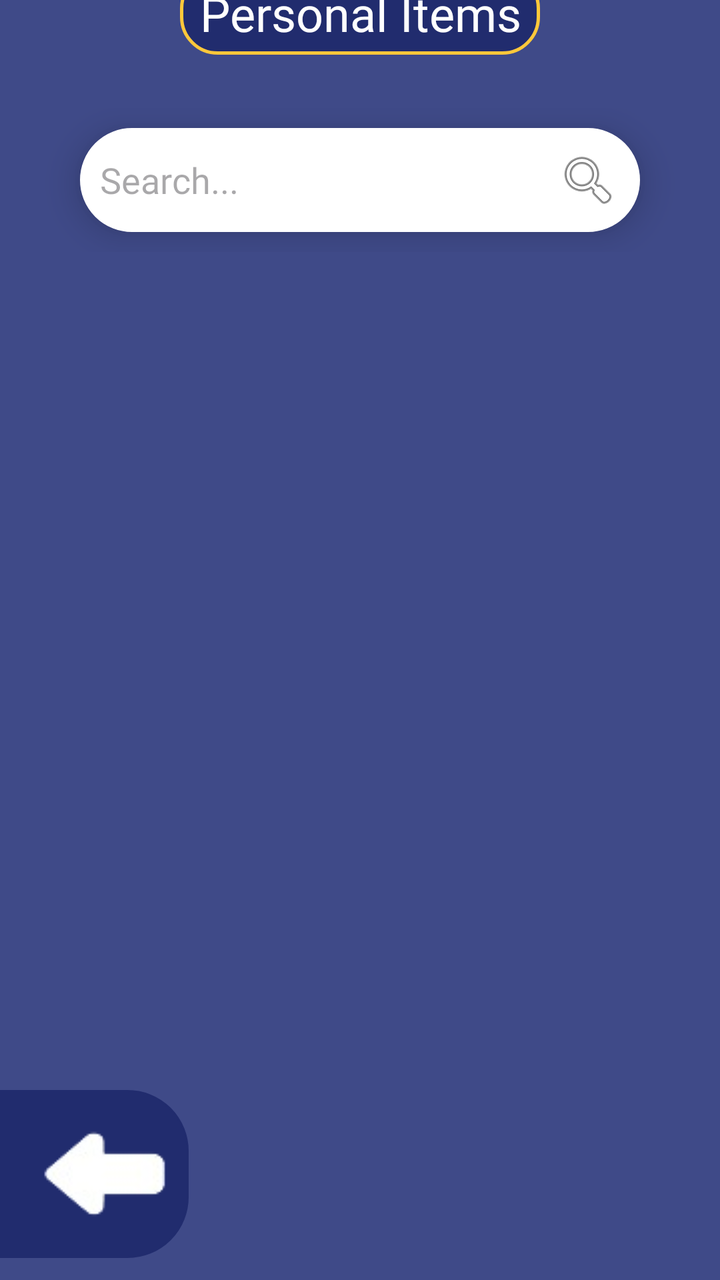
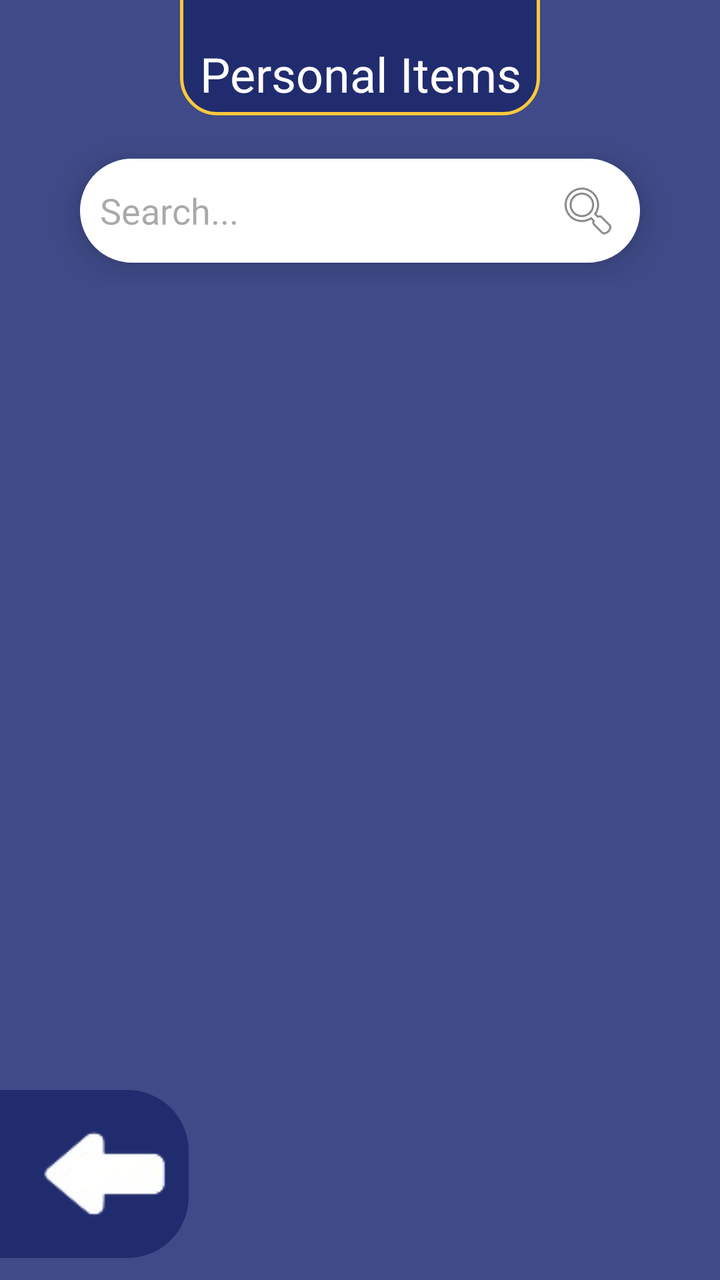

Before-and-after screenshots of an Android layout around one commit, followed by the original layout XML and the change that was made.
<!-- AndroidManifest.xml: application theme Theme.LostAndFound -->
<!-- res/layout/activity_personal.xml -->
<?xml version="1.0" encoding="utf-8"?>
<androidx.constraintlayout.widget.ConstraintLayout xmlns:android="http://schemas.android.com/apk/res/android"
    xmlns:app="http://schemas.android.com/apk/res-auto"
    xmlns:tools="http://schemas.android.com/tools"
    android:id="@+id/main"
    android:background="#3F4A88"
    android:layout_width="match_parent"
    android:layout_height="match_parent"
    android:fitsSystemWindows="false"
    tools:context="activities.lostandfound.student_filters.Electronics">


    <TextView
        android:id="@+id/TV_EmptyState"
        android:layout_width="wrap_content"
        android:layout_height="wrap_content"
        android:fontFamily="@font/konkhmer"
        android:text="There are currently no lost items post"
        android:textColor="@color/white"
        android:visibility="gone"
        android:textSize="16sp"
        app:layout_constraintBottom_toBottomOf="parent"
        app:layout_constraintEnd_toEndOf="parent"
        app:layout_constraintHorizontal_bias="0.495"
        app:layout_constraintStart_toStartOf="parent"
        app:layout_constraintTop_toTopOf="parent"
        app:layout_constraintVertical_bias="0.499" />

    <androidx.recyclerview.widget.RecyclerView
        android:id="@+id/RV_LatestPosts"
        android:layout_width="match_parent"
        android:layout_height="match_parent"
        android:layout_marginStart="20dp"
        android:layout_marginTop="175dp"
        android:layout_marginEnd="20dp"
        app:layout_constraintBottom_toBottomOf="parent"
        app:layout_constraintEnd_toEndOf="parent"
        app:layout_constraintHorizontal_bias="0.0"
        app:layout_constraintStart_toStartOf="parent"
        app:layout_constraintTop_toTopOf="parent"
        app:layout_constraintVertical_bias="0.0"
        tools:listitem="@layout/lost_item_" />


    <TextView
        android:id="@+id/textView15"
        android:layout_width="match_parent"
        android:layout_height="wrap_content"
        android:layout_marginStart="90dp"
        android:layout_marginTop="-30dp"
        android:layout_marginEnd="90dp"
        android:layout_marginBottom="12dp"
        android:background="@drawable/border"
        android:fontFamily="@font/konkhmer"
        android:gravity="center"
        android:text="Personal Items"
        android:textColor="@color/white"
        android:textSize="24sp"
        app:layout_constraintBottom_toTopOf="@+id/linearLayout"
        app:layout_constraintEnd_toEndOf="parent"
        app:layout_constraintHorizontal_bias="0.0"
        app:layout_constraintStart_toStartOf="parent"
        app:layout_constraintTop_toTopOf="parent" />

    <LinearLayout
        android:id="@+id/linearLayout"
        android:layout_width="match_parent"
        android:layout_height="wrap_content"
        android:orientation="vertical"
        app:layout_constraintBottom_toBottomOf="parent"
        app:layout_constraintEnd_toEndOf="parent"
        app:layout_constraintHorizontal_bias="0.0"
        app:layout_constraintStart_toStartOf="parent"
        app:layout_constraintTop_toTopOf="parent"
        app:layout_constraintVertical_bias="0.095">

        <EditText
            android:id="@+id/ET_SearchElectronic"
            android:layout_width="match_parent"
            android:layout_height="wrap_content"
            android:layout_marginStart="40dp"
            android:layout_marginTop="10dp"
            android:layout_marginEnd="40dp"
            android:layout_marginBottom="10dp"
            android:background="@drawable/rounded_border"
            android:drawableRight="@android:drawable/ic_menu_search"
            android:elevation="10dp"
            android:fontFamily="@font/konkhmer"
            android:hint="Search..."
            android:inputType="text"
            android:textSize="18sp" />
    </LinearLayout>

    <LinearLayout
        android:id="@+id/linearLayout2"
        android:layout_width="match_parent"
        android:layout_height="wrap_content"
        android:orientation="horizontal"
        app:layout_constraintBottom_toBottomOf="parent"
        app:layout_constraintEnd_toEndOf="parent"
        app:layout_constraintHorizontal_bias="0.0"
        app:layout_constraintStart_toStartOf="parent"
        app:layout_constraintTop_toTopOf="parent"
        app:layout_constraintVertical_bias="0.98">


        <ImageView
            android:id="@+id/IV_returnBtn"
            android:layout_width="wrap_content"
            android:layout_height="wrap_content"
            android:layout_marginStart="-30dp"
            android:background="@drawable/rounded_border"
            android:backgroundTint="#212C6E"
            android:paddingStart="50dp"
            android:src="@drawable/back_icon" />


    </LinearLayout>


</androidx.constraintlayout.widget.ConstraintLayout>
<!-- res/layout/lost_item_.xml (included above) -->
<?xml version="1.0" encoding="utf-8"?>
<androidx.cardview.widget.CardView xmlns:android="http://schemas.android.com/apk/res/android"
    android:layout_width="match_parent"
    android:layout_height="wrap_content"
    xmlns:app="http://schemas.android.com/apk/res-auto"
    app:cardElevation="8dp"
    app:cardCornerRadius="8dp"
    android:layout_margin="10dp">
    
    <LinearLayout
        android:layout_width="match_parent"
        android:layout_height="wrap_content"
        android:layout_marginVertical="6dp"
        android:orientation="horizontal">

        <androidx.cardview.widget.CardView
            android:layout_width="wrap_content"
            android:layout_height="match_parent"
            android:layout_marginEnd="10dp"
            android:layout_marginStart="10dp">

            <ImageView
                android:id="@+id/IV_photoicon"
                android:layout_width="128dp"
                android:layout_height="match_parent"
                android:src="@drawable/photo_placeholder"/>


        </androidx.cardview.widget.CardView>

        <RelativeLayout
            android:layout_width="wrap_content"
            android:layout_height="wrap_content">

            <TextView
                android:id="@+id/TV_Status"
                android:layout_width="wrap_content"
                android:layout_height="wrap_content"
                android:layout_alignParentEnd="true"
                android:layout_marginTop="75dp"
                android:layout_marginEnd="10dp"
                android:background="@drawable/found_border"
                android:fontFamily="@font/konkhmer"
                android:paddingStart="15dp"
                android:paddingEnd="15dp"
                android:text="Found"
                android:textColor="#51af51"
                android:textSize="16sp" />

            <LinearLayout
                android:layout_width="wrap_content"
                android:layout_height="wrap_content"
                android:layout_gravity="center_vertical"
                android:orientation="vertical">

                <TextView
                    android:id="@+id/TV_Itemname"
                    android:layout_width="wrap_content"
                    android:layout_height="wrap_content"
                    android:fontFamily="@font/konkhmer"
                    android:text="Item Name"
                    android:textColor="@color/text_color"
                    android:textSize="23sp" />

                <TextView
                    android:id="@+id/TV_Place"
                    android:layout_width="wrap_content"
                    android:layout_height="wrap_content"
                    android:layout_marginTop="-15dp"
                    android:drawableLeft="@drawable/location_icon"
                    android:fontFamily="@font/konkhmer"
                    android:text="Place"
                    android:textColor="#D4D4D4"
                    android:textSize="15sp" />

                <TextView
                    android:id="@+id/TV_Date"
                    android:layout_width="wrap_content"
                    android:layout_height="wrap_content"
                    android:layout_marginTop="-11dp"
                    android:drawableLeft="@drawable/date_icon"
                    android:fontFamily="@font/konkhmer"
                    android:text="Date"
                    android:textColor="#D4D4D4"
                    android:textSize="15sp" />

            </LinearLayout>


        </RelativeLayout>

    </LinearLayout>

</androidx.cardview.widget.CardView>
<!-- resources referenced by this layout -->
<resources>
  <color name="text_color">#1C254E</color>
  <color name="white">#FFFFFFFF</color>
  <!-- drawable border (drawable) -->
  <?xml version="1.0" encoding="utf-8"?>
  <shape xmlns:android="http://schemas.android.com/apk/res/android"
      android:shape="rectangle">
      <solid android:color="#212C6E"/>
      <corners android:radius="18dp"/>
      <stroke android:width="1.5dp" android:color="@color/yellow"/>
      <padding android:top="5dp" android:bottom="5dp" android:left="5dp" android:right="5dp"/>
  </shape>
  <!-- drawable date_icon (drawable) -->
  <vector xmlns:android="http://schemas.android.com/apk/res/android" android:height="24dp" android:tint="#D4D4D4" android:viewportHeight="24" android:viewportWidth="24" android:width="24dp">
        
      <path android:fillColor="#D4D4D4" android:pathData="M9,11L7,11v2h2v-2zM13,11h-2v2h2v-2zM17,11h-2v2h2v-2zM19,4h-1L18,2h-2v2L8,4L8,2L6,2v2L5,4c-1.11,0 -1.99,0.9 -1.99,2L3,20c0,1.1 0.89,2 2,2h14c1.1,0 2,-0.9 2,-2L21,6c0,-1.1 -0.9,-2 -2,-2zM19,20L5,20L5,9h14v11z"/>
      
  </vector>
  <!-- drawable found_border (drawable) -->
  <?xml version="1.0" encoding="utf-8"?>
  <shape xmlns:android="http://schemas.android.com/apk/res/android"
      android:shape="rectangle">
      <solid android:color="#82ED82"/>
      <corners android:radius="8dp"/>
  </shape>
  <!-- drawable location_icon (drawable) -->
  <vector xmlns:android="http://schemas.android.com/apk/res/android"
      android:height="24dp"
      android:tint="#D4D4D4" android:viewportHeight="960" android:viewportWidth="960" android:width="24dp">
        
      <path android:fillColor="#D4D4D4"
          android:pathData="M480,480Q513,480 536.5,456.5Q560,433 560,400Q560,367 536.5,343.5Q513,320 480,320Q447,320 423.5,343.5Q400,367 400,400Q400,433 423.5,456.5Q447,480 480,480ZM480,774Q602,662 661,570.5Q720,479 720,408Q720,299 650.5,229.5Q581,160 480,160Q379,160 309.5,229.5Q240,299 240,408Q240,479 299,570.5Q358,662 480,774ZM480,880Q319,743 239.5,625.5Q160,508 160,408Q160,258 256.5,169Q353,80 480,80Q607,80 703.5,169Q800,258 800,408Q800,508 720.5,625.5Q641,743 480,880ZM480,400Q480,400 480,400Q480,400 480,400Q480,400 480,400Q480,400 480,400Q480,400 480,400Q480,400 480,400Q480,400 480,400Q480,400 480,400Z"/>
      
  </vector>
  <!-- drawable rounded_border (drawable) -->
  <?xml version="1.0" encoding="utf-8"?>
  <shape xmlns:android="http://schemas.android.com/apk/res/android"
      android:shape="rectangle">
      <solid android:color="#ffffff"/>
      <corners android:radius="30dp"/>
      <stroke android:width="1dp" android:color="@color/white"/>
      <padding android:top="10dp" android:bottom="10dp" android:left="10dp" android:right="10dp"/>
  </shape>
  <style name="Theme.LostAndFound" parent="Base.Theme.LostAndFound" />
  <color name="yellow">#FFC83A</color>
  <style name="Base.Theme.LostAndFound" parent="Theme.Material3.DayNight.NoActionBar">
          
          
      </style>
  <!-- unchanged entries left out for length: 2 -->
</resources>

<!-- the commit's change to res/layout/activity_personal.xml (unified diff, before → after) -->
@@ -31,7 +31,7 @@
         android:layout_width="match_parent"
         android:layout_height="match_parent"
         android:layout_marginStart="20dp"
-        android:layout_marginTop="175dp"
+        android:layout_marginTop="185dp"
         android:layout_marginEnd="20dp"
         app:layout_constraintBottom_toBottomOf="parent"
         app:layout_constraintEnd_toEndOf="parent"
@@ -53,6 +53,7 @@
         android:background="@drawable/border"
         android:fontFamily="@font/konkhmer"
         android:gravity="center"
+        android:paddingTop="50dp"
         android:text="Personal Items"
         android:textColor="@color/white"
         android:textSize="24sp"
@@ -60,7 +61,8 @@
         app:layout_constraintEnd_toEndOf="parent"
         app:layout_constraintHorizontal_bias="0.0"
         app:layout_constraintStart_toStartOf="parent"
-        app:layout_constraintTop_toTopOf="parent" />
+        app:layout_constraintTop_toTopOf="parent"
+        app:layout_constraintVertical_bias="0.466" />
 
     <LinearLayout
         android:id="@+id/linearLayout"
@@ -72,7 +74,7 @@
         app:layout_constraintHorizontal_bias="0.0"
         app:layout_constraintStart_toStartOf="parent"
         app:layout_constraintTop_toTopOf="parent"
-        app:layout_constraintVertical_bias="0.095">
+        app:layout_constraintVertical_bias="0.122">
 
         <EditText
             android:id="@+id/ET_SearchElectronic"
@@ -123,7 +125,7 @@
 <?xml version="1.0" encoding="utf-8"?>
 <androidx.cardview.widget.CardView xmlns:android="http://schemas.android.com/apk/res/android"
     android:layout_width="match_parent"
-    android:layout_height="wrap_content"
+    android:layout_height="120dp"
     xmlns:app="http://schemas.android.com/apk/res-auto"
     app:cardElevation="8dp"
     app:cardCornerRadius="8dp"
@@ -176,6 +178,7 @@
                 android:orientation="vertical">
 
                 <TextView
+                    android:includeFontPadding="false"
                     android:id="@+id/TV_Itemname"
                     android:layout_width="wrap_content"
                     android:layout_height="wrap_content"
<!-- resource entries referenced after the edit -->
@@ -47,6 +47,10 @@
   <style name="Base.Theme.LostAndFound" parent="Theme.Material3.DayNight.NoActionBar">
           
           
+              <item name="drawerArrowStyle">@style/DrawerIcon</item>
+      </style>
+  <style name="DrawerIcon" parent="Widget.AppCompat.DrawerArrowToggle">
+          <item name="color">@color/white</item>
       </style>
   <!-- unchanged entries left out for length: 2 -->
 </resources>
